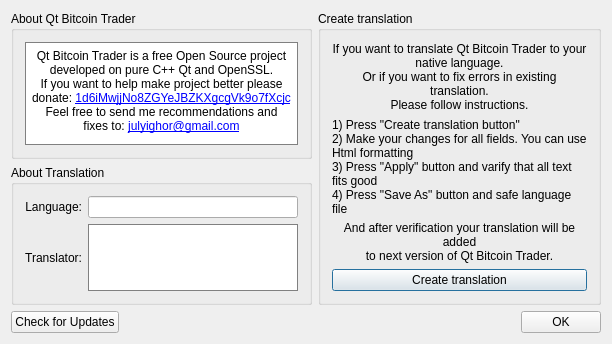
JulyIghor/QtBitcoinTrader, file src/translationabout.ui: the form before one commit.
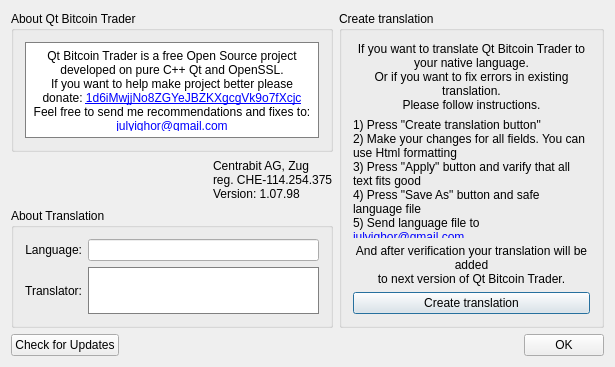
The form after the commit.

The edit to the form file:
```diff
--- a/src/translationabout.ui
+++ b/src/translationabout.ui
@@ -6,8 +6,8 @@
    <rect>
     <x>0</x>
     <y>0</y>
-    <width>612</width>
-    <height>344</height>
+    <width>615</width>
+    <height>367</height>
    </rect>
   </property>
   <property name="maximumSize">
@@ -20,7 +20,7 @@
    <string>Qt Bitcoin Trader</string>
   </property>
   <layout class="QGridLayout" name="gridLayout_2">
-   <item row="0" column="1" rowspan="2">
+   <item row="0" column="1" rowspan="3">
     <widget class="QGroupBox" name="createTranslationGroupBox">
      <property name="sizePolicy">
       <sizepolicy hsizetype="Expanding" vsizetype="Expanding">
@@ -183,6 +183,63 @@
     </widget>
    </item>
    <item row="1" column="0">
+    <layout class="QHBoxLayout" name="horizontalLayout_4">
+     <item>
+      <widget class="QGroupBox" name="LogoGroupBox">
+       <property name="sizePolicy">
+        <sizepolicy hsizetype="Preferred" vsizetype="Preferred">
+         <horstretch>0</horstretch>
+         <verstretch>0</verstretch>
+        </sizepolicy>
+       </property>
+       <property name="minimumSize">
+        <size>
+         <width>183</width>
+         <height>44</height>
+        </size>
+       </property>
+       <property name="toolTip">
+        <string notr="true"/>
+       </property>
+       <property name="accessibleName">
+        <string>LOGOBUTTON</string>
+       </property>
+       <property name="styleSheet">
+        <string notr="true">border:0px;margin:0</string>
+       </property>
+       <property name="title">
+        <string/>
+       </property>
+      </widget>
+     </item>
+     <item>
+      <spacer name="horizontalSpacer_2">
+       <property name="orientation">
+        <enum>Qt::Horizontal</enum>
+       </property>
+       <property name="sizeHint" stdset="0">
+        <size>
+         <width>13</width>
+         <height>13</height>
+        </size>
+       </property>
+      </spacer>
+     </item>
+     <item>
+      <widget class="QLabel" name="label_info">
+       <property name="text">
+        <string>Centrabit AG, Zug
+reg. CHE-114.254.375
+Version: 1.07.98</string>
+       </property>
+       <property name="margin">
+        <number>0</number>
+       </property>
+      </widget>
+     </item>
+    </layout>
+   </item>
+   <item row="2" column="0">
     <widget class="QGroupBox" name="aboutTranslationGroupBox">
      <property name="sizePolicy">
       <sizepolicy hsizetype="Preferred" vsizetype="Expanding">
@@ -273,7 +330,7 @@
      </layout>
     </widget>
    </item>
-   <item row="2" column="0" colspan="2">
+   <item row="3" column="0" colspan="2">
     <layout class="QHBoxLayout" name="horizontalLayout">
      <item>
       <widget class="QPushButton" name="buttonCheckUpdates">
```
